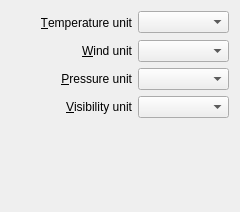
Above: applets/weather/weatherUnits.ui from KDE/kdeplasma-addons before the change. Below: the same form after it.
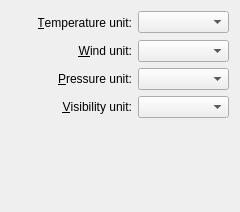
That is the form after the change.

Commit message: Fixed config ui labels.

The edit to the form file:
```diff
--- a/applets/weather/weatherUnits.ui
+++ b/applets/weather/weatherUnits.ui
@@ -53,7 +53,7 @@
    <item row="0" column="1" >
     <widget class="QLabel" name="label_6" >
      <property name="text" >
-      <string>&amp;Temperature unit</string>
+      <string>&amp;Temperature unit:</string>
      </property>
      <property name="alignment" >
       <set>Qt::AlignRight|Qt::AlignTrailing|Qt::AlignVCenter</set>
@@ -76,7 +76,7 @@
    <item row="1" column="1" >
     <widget class="QLabel" name="label_5" >
      <property name="text" >
-      <string>&amp;Wind unit</string>
+      <string>&amp;Wind unit:</string>
      </property>
      <property name="alignment" >
       <set>Qt::AlignRight|Qt::AlignTrailing|Qt::AlignVCenter</set>
@@ -99,7 +99,7 @@
    <item row="2" column="1" >
     <widget class="QLabel" name="label_8" >
      <property name="text" >
-      <string>&amp;Pressure unit</string>
+      <string>&amp;Pressure unit:</string>
      </property>
      <property name="alignment" >
       <set>Qt::AlignRight|Qt::AlignTrailing|Qt::AlignVCenter</set>
@@ -122,7 +122,7 @@
    <item row="3" column="1" >
     <widget class="QLabel" name="label_7" >
      <property name="text" >
-      <string>&amp;Visibility unit</string>
+      <string>&amp;Visibility unit:</string>
      </property>
      <property name="alignment" >
       <set>Qt::AlignRight|Qt::AlignTrailing|Qt::AlignVCenter</set>
```
The commit also changes 1 other file.
